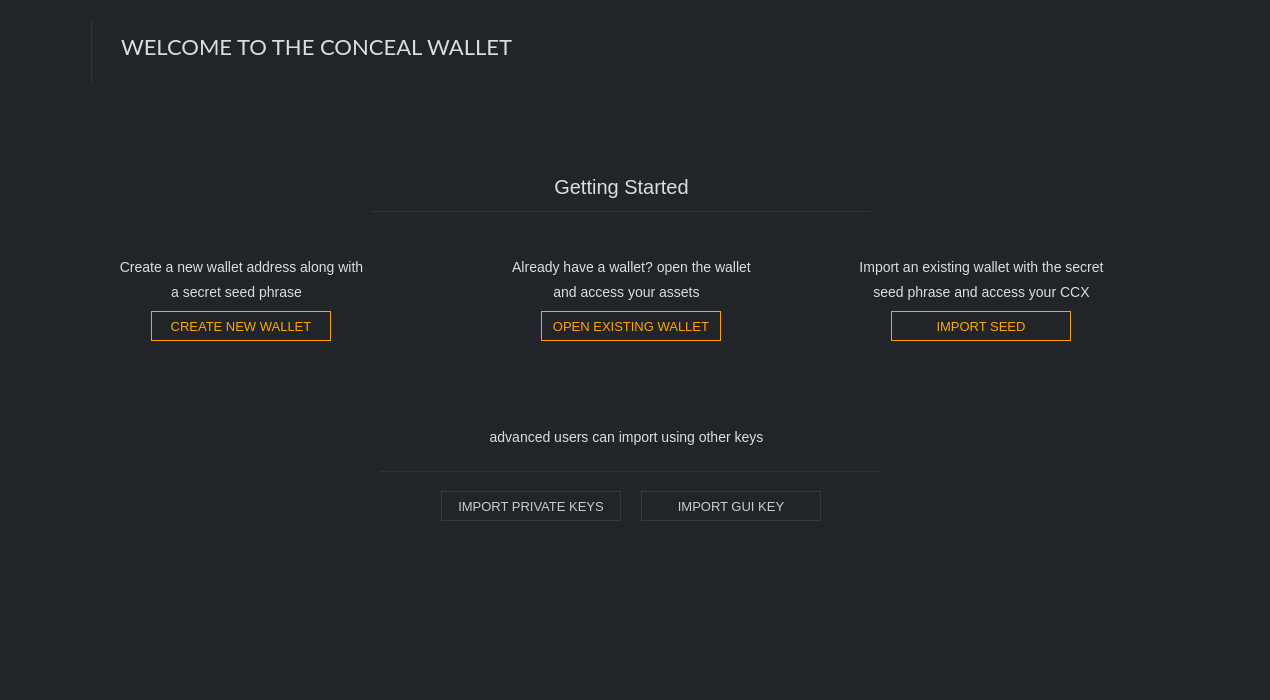
Above: src/gui/ui/welcomeframe.ui from ConcealNetwork/conceal-desktop before the change. Below: the same form after it.
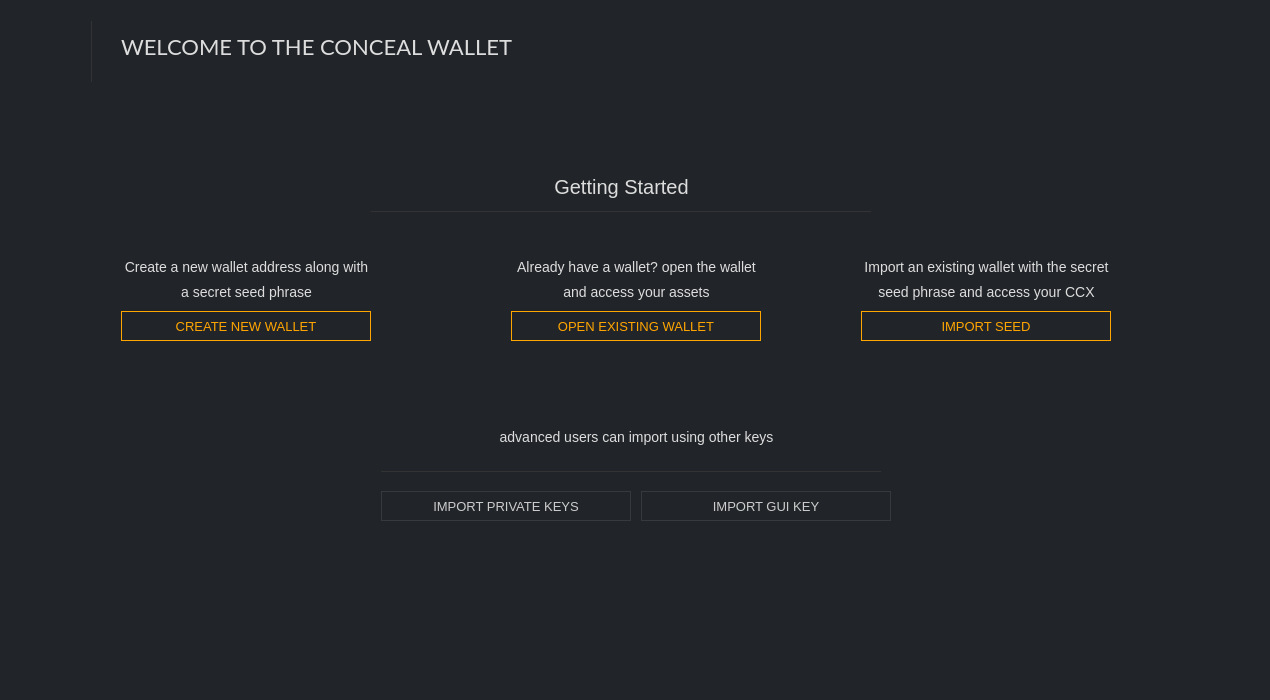
That is the form after the change. Icons and pictures are not drawn.

Diff of the .ui file:
```diff
--- a/src/gui/ui/welcomeframe.ui
+++ b/src/gui/ui/welcomeframe.ui
@@ -796,9 +796,9 @@
       <widget class="QPushButton" name="pushButton">
        <property name="geometry">
         <rect>
-         <x>110</x>
+         <x>80</x>
          <y>200</y>
-         <width>180</width>
+         <width>250</width>
          <height>30</height>
         </rect>
        </property>
@@ -819,9 +819,9 @@
       <widget class="QPushButton" name="pushButton_2">
        <property name="geometry">
         <rect>
-         <x>500</x>
+         <x>470</x>
          <y>200</y>
-         <width>180</width>
+         <width>250</width>
          <height>30</height>
         </rect>
        </property>
@@ -842,9 +842,9 @@
       <widget class="QPushButton" name="spendkeyButton">
        <property name="geometry">
         <rect>
-         <x>400</x>
+         <x>340</x>
          <y>380</y>
-         <width>180</width>
+         <width>250</width>
          <height>30</height>
         </rect>
        </property>
@@ -867,7 +867,7 @@
         <rect>
          <x>600</x>
          <y>380</y>
-         <width>180</width>
+         <width>250</width>
          <height>30</height>
         </rect>
        </property>
@@ -888,9 +888,9 @@
       <widget class="QPushButton" name="seedButton">
        <property name="geometry">
         <rect>
-         <x>850</x>
+         <x>820</x>
          <y>200</y>
-         <width>180</width>
+         <width>250</width>
          <height>30</height>
         </rect>
        </property>
@@ -911,9 +911,9 @@
       <widget class="QLabel" name="label_25">
        <property name="geometry">
         <rect>
-         <x>40</x>
+         <x>30</x>
          <y>140</y>
-         <width>321</width>
+         <width>351</width>
          <height>31</height>
         </rect>
        </property>
@@ -936,9 +936,9 @@
       <widget class="QLabel" name="label_26">
        <property name="geometry">
         <rect>
-         <x>430</x>
+         <x>420</x>
          <y>140</y>
-         <width>321</width>
+         <width>351</width>
          <height>31</height>
         </rect>
        </property>
@@ -961,9 +961,9 @@
       <widget class="QLabel" name="label_27">
        <property name="geometry">
         <rect>
-         <x>780</x>
+         <x>770</x>
          <y>140</y>
-         <width>321</width>
+         <width>351</width>
          <height>31</height>
         </rect>
        </property>
@@ -986,9 +986,9 @@
       <widget class="QLabel" name="label_28">
        <property name="geometry">
         <rect>
-         <x>60</x>
+         <x>30</x>
          <y>170</y>
-         <width>271</width>
+         <width>351</width>
          <height>21</height>
         </rect>
        </property>
@@ -1011,9 +1011,9 @@
       <widget class="QLabel" name="label_30">
        <property name="geometry">
         <rect>
-         <x>790</x>
+         <x>770</x>
          <y>170</y>
-         <width>301</width>
+         <width>351</width>
          <height>21</height>
         </rect>
        </property>
@@ -1036,9 +1036,9 @@
       <widget class="QLabel" name="label_31">
        <property name="geometry">
         <rect>
-         <x>450</x>
+         <x>420</x>
          <y>170</y>
-         <width>271</width>
+         <width>351</width>
          <height>21</height>
         </rect>
        </property>
@@ -1061,9 +1061,9 @@
       <widget class="QLabel" name="label_32">
        <property name="geometry">
         <rect>
-         <x>390</x>
+         <x>340</x>
          <y>310</y>
-         <width>391</width>
+         <width>511</width>
          <height>31</height>
         </rect>
        </property>
```
